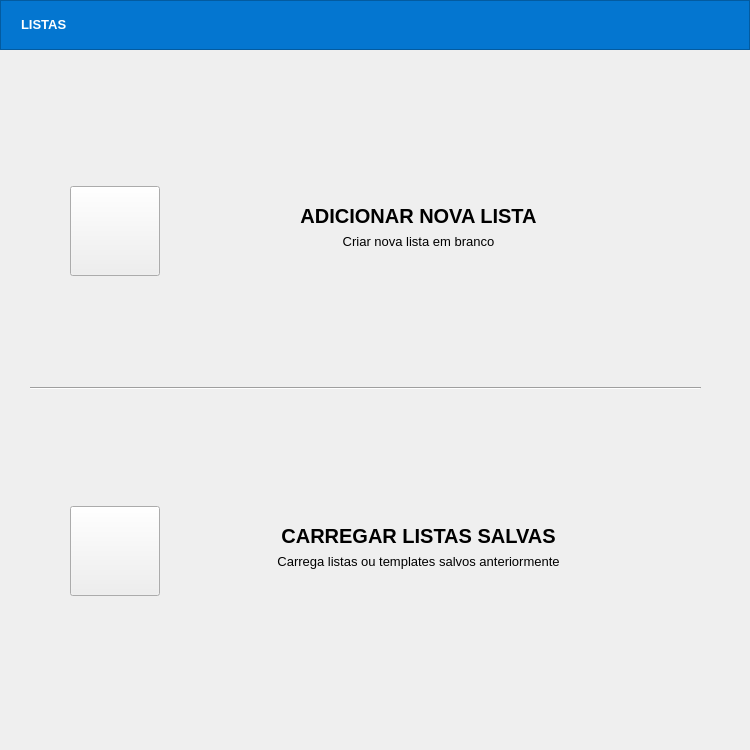
Above: Lucas-Veloso/listas.ui from LucVeloso/Qt before the change. Below: the same form after it.
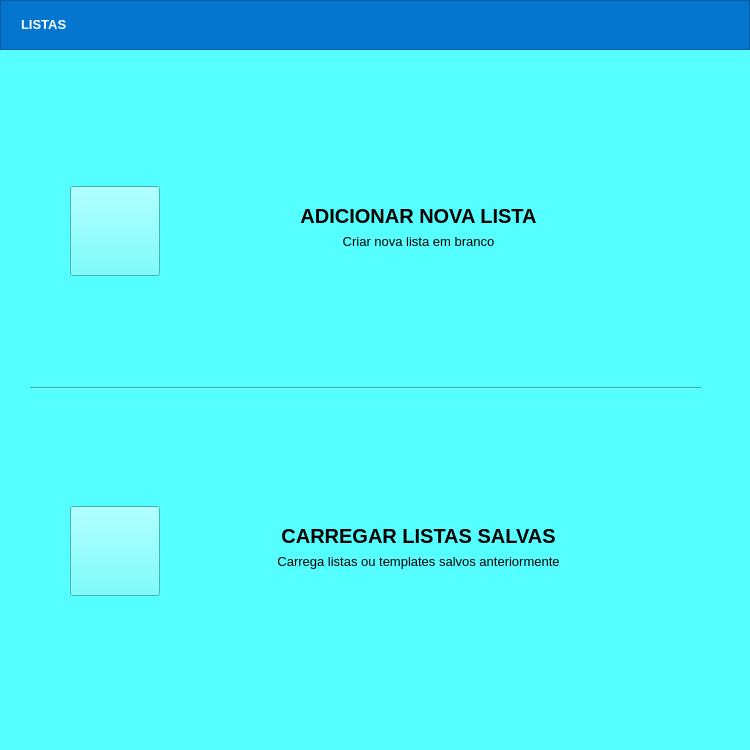
That is the form after the change. Icons and pictures are not drawn.

Commit message: Correção das checkbox compras

Patch:
```diff
--- a/Lucas-Veloso/listas.ui
+++ b/Lucas-Veloso/listas.ui
@@ -28,6 +28,10 @@
   <property name="statusTip">
    <string/>
   </property>
+  <property name="styleSheet">
+   <string notr="true">
+background-color:rgb(85, 255, 255)</string>
+  </property>
   <widget class="QWidget" name="centralwidget">
    <widget class="QStackedWidget" name="paginas">
     <property name="geometry">
@@ -39,7 +43,7 @@
      </rect>
     </property>
     <property name="styleSheet">
-     <string notr="true"/>
+     <string notr="true">background-color: rgb(85, 255, 255)</string>
     </property>
     <property name="currentIndex">
      <number>0</number>
```
The commit also changes 2 other files.
